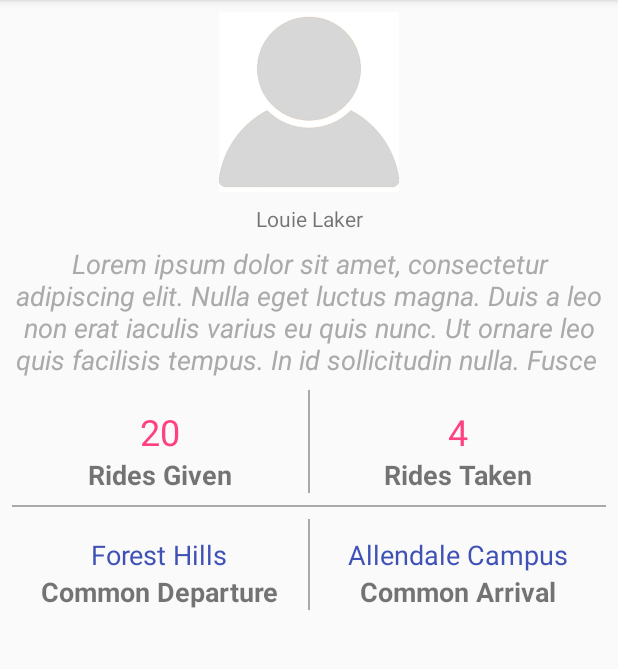
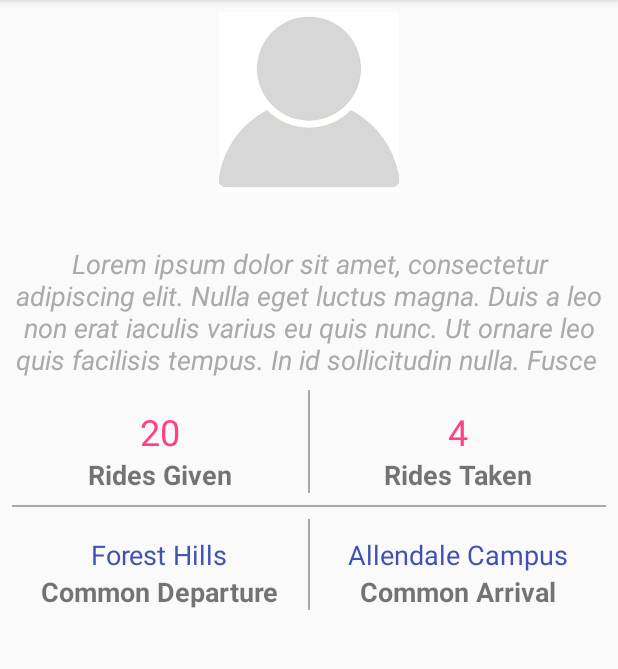
Before and after one commit to kernohad/GV_Carpool, an Android app: the ProfileActivity screen opened directly, with no data from a screen before it, on a phone screen of 412 x 824 dp, the part 84-753 px from its top. Run offline under Robolectric (Android 15) with nearby library versions, the phone set to English and light mode, and no system bars.

Commit message:
Temp fix for text overwriting bug
I just got rid of the dummy text and it worked fine.  There's no name on the regular profile fragment, because there's nothing in the database for it right now, but it should work normally when we get that hooked up.

```diff
--- a/app/src/main/res/layout/fragment_profile.xml
+++ b/app/src/main/res/layout/fragment_profile.xml
@@ -34,7 +34,7 @@
         android:layout_marginRight="8dp"
         android:layout_marginStart="8dp"
         android:layout_marginTop="8dp"
-        android:text="@string/name"
+        android:text=""
         app:layout_constraintEnd_toEndOf="parent"
         app:layout_constraintStart_toStartOf="parent"
         app:layout_constraintTop_toBottomOf="@+id/profilePicture" />
```
